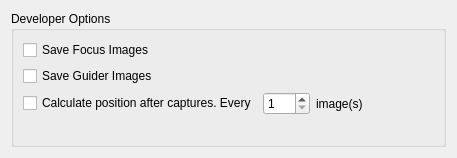
Above: kstars/options/opsdeveloper.ui from KDE/kstars before the change. Below: the same form after it.
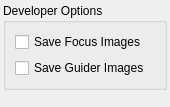
That is the form after the change.

Commit message:
Check target position versus current position every N frames
Check target position versus current position every N frames. If the current position deviations from the target and exceeds a user-configurable threshold, then abort capture and re-align

```diff
--- a/kstars/options/opsdeveloper.ui
+++ b/kstars/options/opsdeveloper.ui
@@ -6,11 +6,26 @@
    <rect>
     <x>0</x>
     <y>0</y>
-    <width>457</width>
-    <height>158</height>
+    <width>170</width>
+    <height>107</height>
    </rect>
   </property>
   <layout class="QGridLayout" name="gridLayout">
+   <property name="leftMargin">
+    <number>3</number>
+   </property>
+   <property name="topMargin">
+    <number>3</number>
+   </property>
+   <property name="rightMargin">
+    <number>3</number>
+   </property>
+   <property name="bottomMargin">
+    <number>3</number>
+   </property>
+   <property name="spacing">
+    <number>3</number>
+   </property>
    <item row="1" column="0">
     <layout class="QVBoxLayout" name="verticalLayout">
      <item>
@@ -18,22 +33,7 @@
        <property name="title">
         <string>Developer Options</string>
        </property>
-       <layout class="QVBoxLayout" name="verticalLayout_3">
-        <item>
          <layout class="QGridLayout" name="gridLayout_2">
-          <item row="1" column="3">
-           <spacer name="horizontalSpacer_2">
-            <property name="orientation">
-             <enum>Qt::Horizontal</enum>
-            </property>
-            <property name="sizeHint" stdset="0">
-             <size>
-              <width>40</width>
-              <height>20</height>
-             </size>
-            </property>
-           </spacer>
-          </item>
           <item row="0" column="0">
            <widget class="QCheckBox" name="kcfg_SaveFocusImages">
             <property name="toolTip">
@@ -54,41 +54,12 @@
             </property>
            </widget>
           </item>
+       </layout>
+      </widget>
+     </item>
+    </layout>
+   </item>
           <item row="2" column="0">
-           <layout class="QHBoxLayout" name="capturePositionLayout">
-            <item>
-             <widget class="QCheckBox" name="kcfg_CapturePosition">
-              <property name="toolTip">
-               <string>If checked, captured image position will be solved</string>
-              </property>
-              <property name="whatsThis">
-               <string>If checked, captured image position will be solved</string>
-              </property>
-              <property name="text">
-               <string>Calculate position after captures. Every</string>
-              </property>
-             </widget>
-            </item>
-            <item>
-             <widget class="QSpinBox" name="kcfg_CapturePositionEvery">
-              <property name="minimum">
-               <number>1</number>
-              </property>
-              <property name="maximum">
-               <number>999</number>
-              </property>
-             </widget>
-            </item>
-            <item>
-             <widget class="QLabel" name="label_2">
-              <property name="text">
-               <string>image(s)</string>
-              </property>
-             </widget>
-            </item>
-           </layout>
-          </item>
-          <item row="3" column="0">
            <spacer name="verticalSpacer">
             <property name="orientation">
              <enum>Qt::Vertical</enum>
@@ -100,26 +71,6 @@
              </size>
             </property>
            </spacer>
-          </item>
-          <item row="1" column="2">
-           <spacer name="horizontalSpacer_3">
-            <property name="orientation">
-             <enum>Qt::Horizontal</enum>
-            </property>
-            <property name="sizeHint" stdset="0">
-             <size>
-              <width>40</width>
-              <height>20</height>
-             </size>
-            </property>
-           </spacer>
-          </item>
-         </layout>
-        </item>
-       </layout>
-      </widget>
-     </item>
-    </layout>
    </item>
   </layout>
  </widget>
```
Lines whose indentation alone changed are shown as unchanged. The commit also changes 15 other files.
